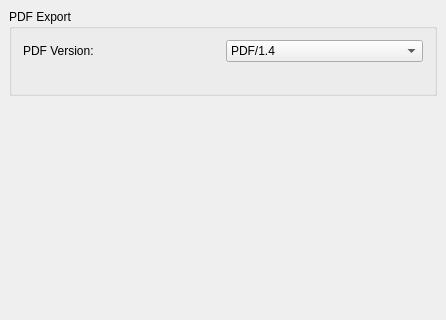
Before: the Qt Designer form src/Gui/PreferencePages/DlgSettingsPDF.ui in southseact-3d/fcd, drawn with Qt 5; both pictures show x 0 to 446 and y 0 to 320 of the 446 by 462 pixel window.
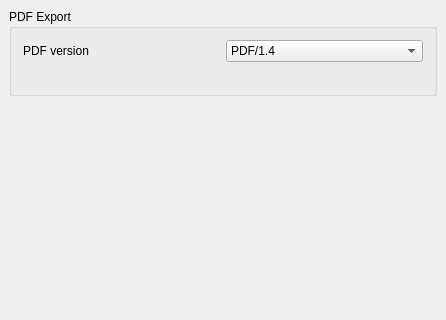
After: the same form once the commit is applied. Custom widgets are drawn as their Qt base class.

The edit to the form file:
```diff
--- a/src/Gui/PreferencePages/DlgSettingsPDF.ui
+++ b/src/Gui/PreferencePages/DlgSettingsPDF.ui
@@ -31,7 +31,7 @@
         <item>
          <widget class="QLabel" name="label_2">
           <property name="text">
-           <string>PDF Version:</string>
+           <string>PDF version</string>
           </property>
          </widget>
         </item>
```
Left out of the diff: 2 changed lines with no effect on the pictures.
